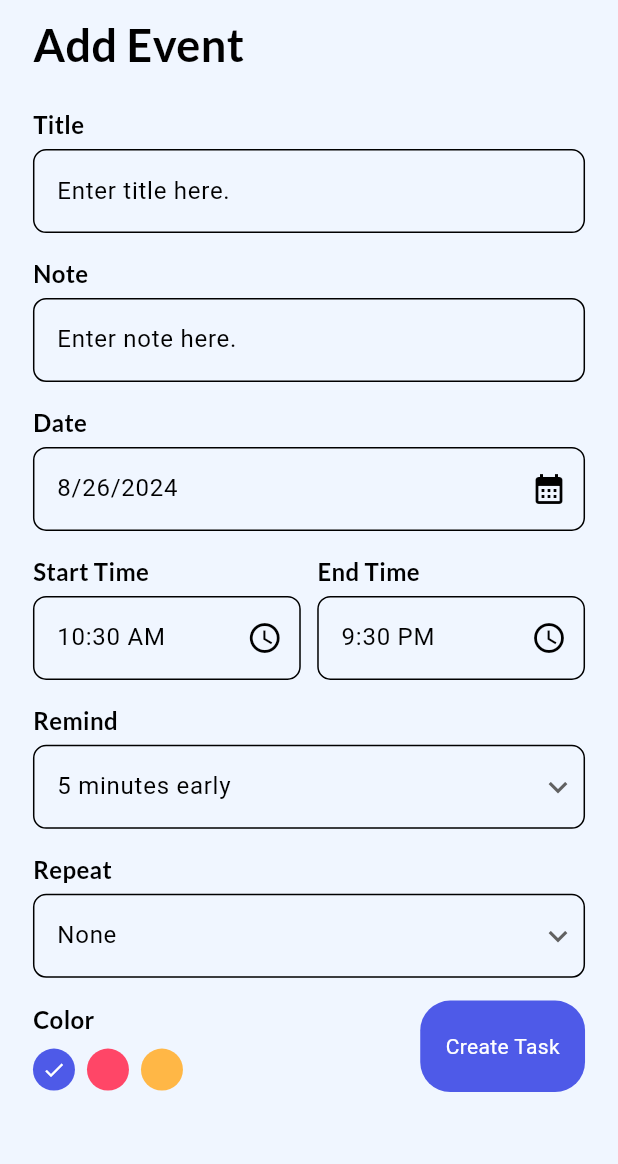
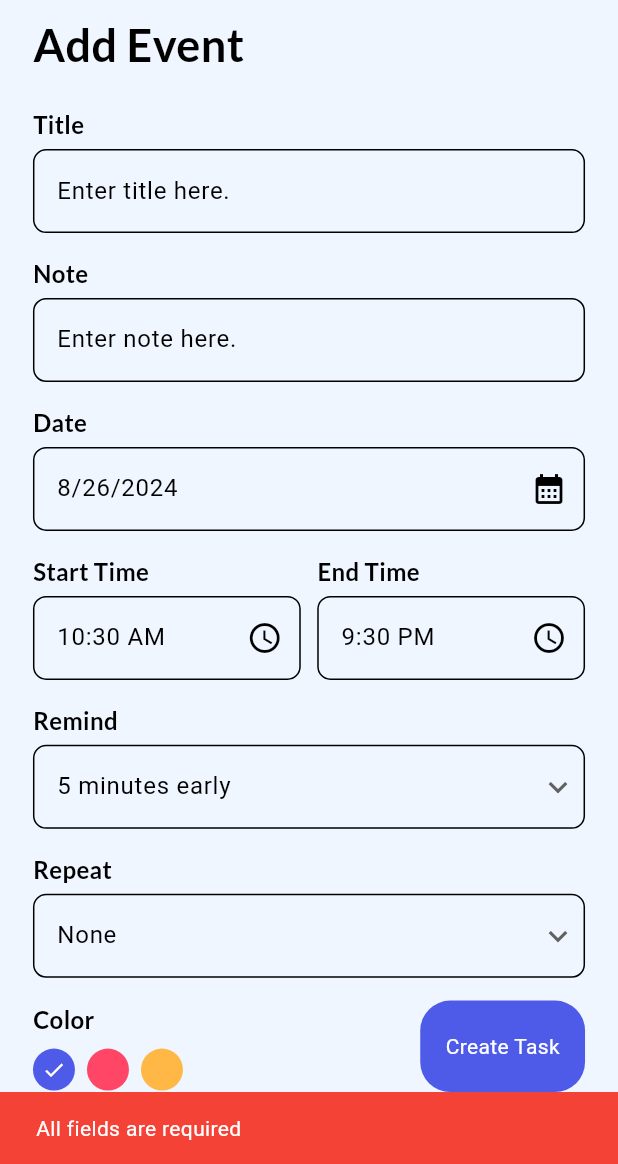
Before and after one commit to Alpha-Ronald/event_planner, a Flutter app: the AddEventPage screen opened directly, after a tap on "Create Task", on a phone screen of 412 x 824 dp, the part 72-1236 px from its top. Run offline on Flutter 3.47's test engine with Material 3 defaults, Android fonts, the phone set to English and light mode, and no system bars; drawn by our look-alikes of overlay_support; our stand-ins replace date_picker_timeline, firebase_core, flutter_riverpod, flutter_screenutil, google_fonts, riverpod; accounts and stored records are empty.

Commit message:
Validating the fields

```diff
--- a/lib/features/home_page/pages/add_event_screen.dart
+++ b/lib/features/home_page/pages/add_event_screen.dart
@@ -1,4 +1,4 @@
-// import 'dart:developer';
+import 'dart:developer';
 
 import 'package:event_planner_app/core/textStyles.dart';
 import 'package:event_planner_app/features/home_page/widgets/add_event_button.dart';
@@ -18,6 +18,9 @@ class AddEventPage extends ConsumerStatefulWidget {
 }
 
 class _AddEventPageState extends ConsumerState<AddEventPage> {
+  final TextEditingController _titleController = TextEditingController();
+  final TextEditingController _noteController = TextEditingController();
+
   DateTime _selectedDate = DateTime.now();
   String _endTime = '9:30 PM';
   String _startTime = DateFormat("hh:mm a").format(DateTime.now()).toString();
@@ -48,9 +51,16 @@ class _AddEventPageState extends ConsumerState<AddEventPage> {
               SizedBox(
                 height: 5.h,
               ),
-              const AddEventInputField(
-                  title: 'Title', hint: 'Enter title here.'),
-              const AddEventInputField(title: "Note", hint: "Enter note here."),
+              AddEventInputField(
+                title: 'Title',
+                hint: 'Enter title here.',
+                controller: _titleController,
+              ),
+              AddEventInputField(
+                title: "Note",
+                hint: "Enter note here.",
+                controller: _noteController,
+              ),
               AddEventInputField(
                 title: "Date",
                 hint: DateFormat.yMd().format(_selectedDate),
@@ -103,7 +113,7 @@ class _AddEventPageState extends ConsumerState<AddEventPage> {
                 suffixIcon: DropdownButton<String>(
                   icon: Padding(
                     padding: EdgeInsets.only(right: 5.w),
-                    child: Icon(Icons.keyboard_arrow_down),
+                    child: const Icon(Icons.keyboard_arrow_down),
                   ),
                   iconSize: 25,
                   elevation: 4,
@@ -130,7 +140,7 @@ class _AddEventPageState extends ConsumerState<AddEventPage> {
                 suffixIcon: DropdownButton<String>(
                   icon: Padding(
                     padding: EdgeInsets.only(right: 5.w),
-                    child: Icon(Icons.keyboard_arrow_down),
+                    child: const Icon(Icons.keyboard_arrow_down),
                   ),
                   iconSize: 25,
                   elevation: 4,
@@ -162,7 +172,9 @@ class _AddEventPageState extends ConsumerState<AddEventPage> {
                   _colorPalete(),
                   AddEventButton(
                     buttonText: 'Create Task',
-                    onTap: () {},
+                    onTap: () {
+                      _validateData();
+                    },
                   )
                 ],
               )
@@ -171,6 +183,24 @@ class _AddEventPageState extends ConsumerState<AddEventPage> {
         ),
       ),
     );
+  }
+
+  _validateData() {
+    if (_titleController.text.isNotEmpty && _noteController.text.isNotEmpty) {
+      log('message');
+      Navigator.pop(context);
+    } else {
+      ScaffoldMessenger.of(context).showSnackBar(
+        const SnackBar(
+          content: Text(
+            'All fields are required',
+            style: TextStyle(color: Colors.white),
+          ),
+          backgroundColor: Colors.red,
+          duration: Duration(seconds: 2),
+        ),
+      );
+    }
   }
 
   _colorPalete() {
--- a/lib/features/home_page/pages/home_page_screen.dart
+++ b/lib/features/home_page/pages/home_page_screen.dart
@@ -24,7 +24,9 @@ class _HomePageState extends ConsumerState<HomePage> {
   Widget build(BuildContext context) {
     final themeNotifier = ref.read(themeNotifierProvider.notifier);
     final isDarkMode =
-        ref.watch(themeNotifierProvider).brightness == Brightness.dark;
+        ref
+            .watch(themeNotifierProvider)
+            .brightness == Brightness.dark;
     return Scaffold(
       appBar: _appBar(isDarkMode, themeNotifier),
       body: Column(
@@ -67,9 +69,11 @@ class _HomePageState extends ConsumerState<HomePage> {
 
 AppBar _appBar(bool isDarkMode, ThemeNotifier themeNotifier) {
   return AppBar(
-    leading: GestureDetector(
+    leading: InkWell(
       child: Icon(isDarkMode ? Icons.light_mode : Icons.dark_mode),
       onTap: () => themeNotifier.toggleTheme(),
+      borderRadius: BorderRadius.circular(5),
+      splashColor: Colors.transparent,
     ),
     elevation: 0,
     backgroundColor: isDarkMode ? Colors.black : veryLightBlue,
```
